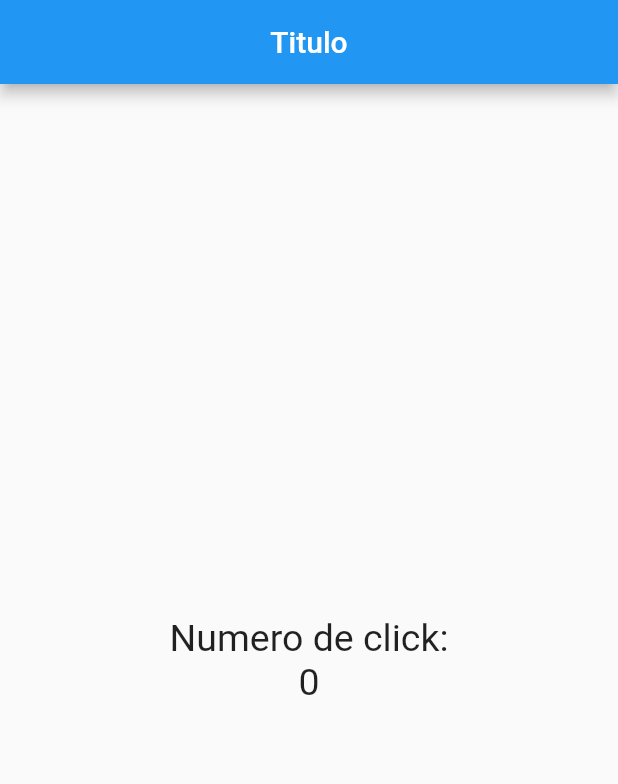
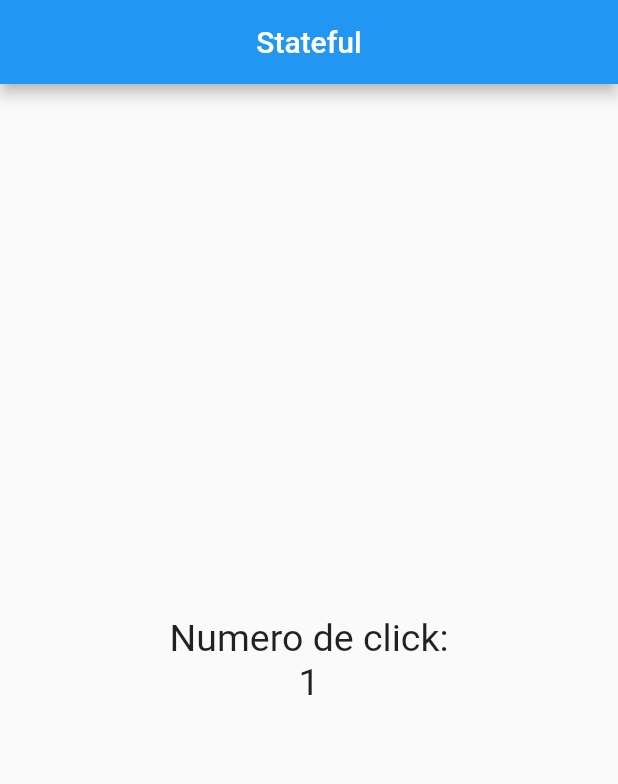
Before and after one commit to AaronPitarch/Flutter, a Flutter app: the screen it shows after launch, after a tap on the "add" icon, on a phone screen of 412 x 824 dp. Shown: the top 784 px of the screen. Run offline on Flutter 3.47's test engine with Material 2 defaults, Android fonts, the phone set to English and light mode, and no system bars.

Commit message:
StatefulWidget

```diff
--- a/lib/src/app.dart
+++ b/lib/src/app.dart
@@ -1,4 +1,5 @@
-import 'package:contador/src/pages/home_page.dart';
+// import 'package:contador/src/pages/home_page.dart';
+import 'package:contador/src/pages/contador_page.dart';
 import 'package:flutter/material.dart';
 
 class MyApp extends StatelessWidget{
@@ -6,8 +7,10 @@ class MyApp extends StatelessWidget{
   @override
   Widget build(context) {
     return MaterialApp(
+      debugShowCheckedModeBanner: false,
       home: Center(
-        child: HomePage(),
+        // child: HomePage(),
+        child: ContadorPage(),
       ),
     );
   }
--- /dev/null
+++ b/lib/src/pages/contador_page.dart
@@ -0,0 +1,45 @@
+import 'package:flutter/material.dart';
+
+class ContadorPage extends StatefulWidget {
+
+  @override
+  createState() => _ContadorPageState();
+}
+
+class _ContadorPageState extends State<ContadorPage> {
+
+  final _estiloTexto = new TextStyle(fontSize: 25);
+  int _conteo = 0;
+
+  @override
+  Widget build(BuildContext context) {
+    return Scaffold(
+      appBar: AppBar(
+        title: Text('Stateful'),
+        centerTitle: true,
+      ),
+
+      body: Center(
+        child: Column(
+          mainAxisAlignment: MainAxisAlignment.center,
+          children: [
+            Text('Numero de click:', style: _estiloTexto),
+            Text('$_conteo', style: _estiloTexto),
+          ],
+        )
+      ),
+
+      floatingActionButton: FloatingActionButton(
+        child: Icon(Icons.add),
+        onPressed: () {
+          // print('Hola Mundo');
+          _conteo ++;
+
+          setState(() {
+
+          });
+        },
+      ),
+    );
+  }
+}
--- a/lib/src/pages/home_page.dart
+++ b/lib/src/pages/home_page.dart
@@ -3,6 +3,7 @@ import 'package:flutter/material.dart';
 class HomePage extends StatelessWidget {
 
  final estiloTexto = new TextStyle(fontSize: 25);
+ final conteo = 10;
 
   @override
   Widget build(BuildContext context) {
@@ -17,7 +18,7 @@ class HomePage extends StatelessWidget {
           mainAxisAlignment: MainAxisAlignment.center,
           children: [
             Text('Numero de click:', style: estiloTexto),
-            Text('0', style: estiloTexto),
+            Text('$conteo', style: estiloTexto),
           ],
         )
       ),
```
